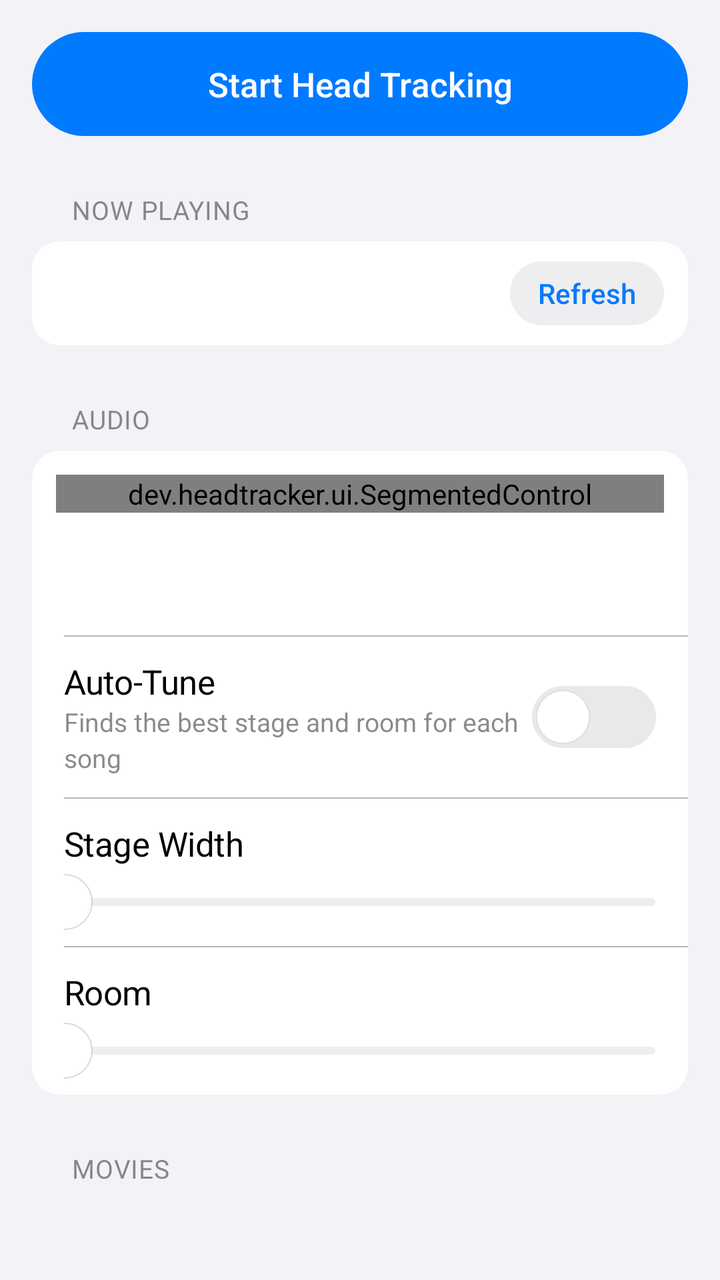
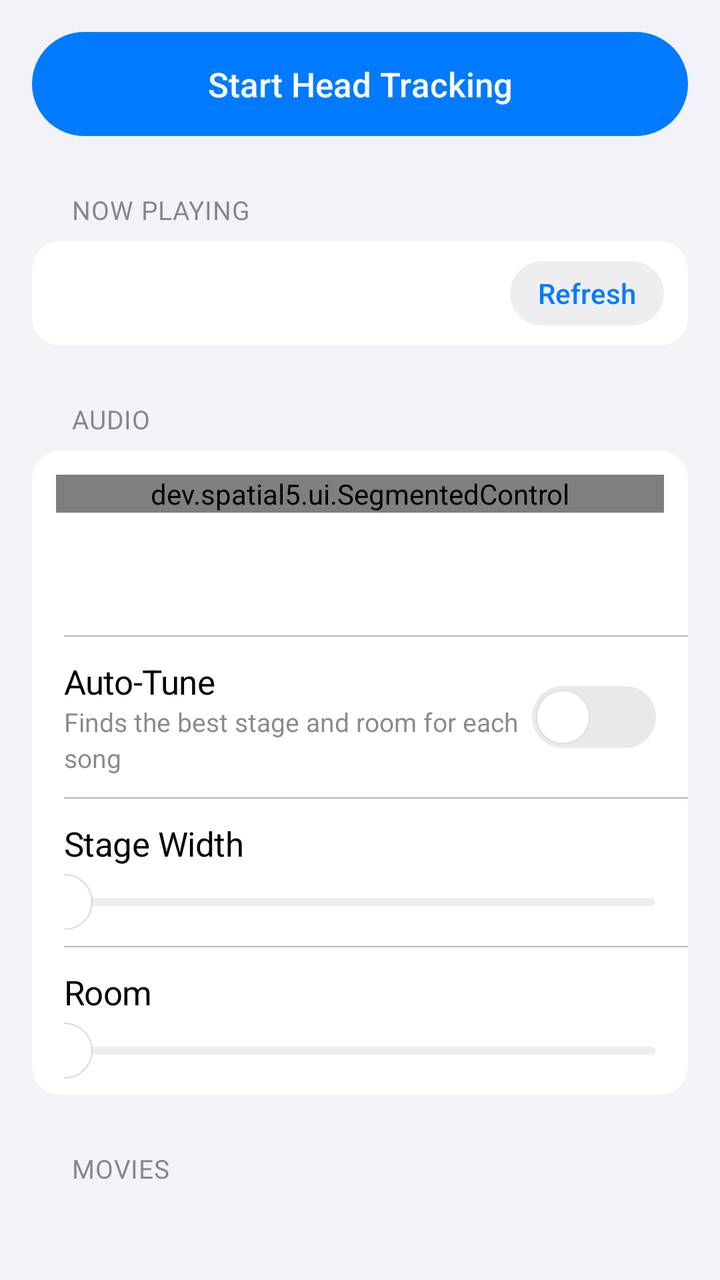

An Android layout rendered at two revisions. The XML below is the earlier revision; the diff shows what the commit changed to produce the second picture.
<!-- AndroidManifest.xml: application theme AppTheme -->
<!-- res/layout/controls.xml -->
<?xml version="1.0" encoding="utf-8"?>
<LinearLayout xmlns:android="http://schemas.android.com/apk/res/android"
    android:id="@+id/controls"
    android:layout_width="match_parent"
    android:layout_height="wrap_content"
    android:orientation="vertical"
    android:paddingTop="16dp"
    android:paddingBottom="40dp">

    <TextView
        android:id="@+id/toggle"
        android:layout_width="match_parent"
        android:layout_height="52dp"
        android:layout_marginStart="16dp"
        android:layout_marginEnd="16dp"
        android:background="@drawable/pill_primary"
        android:gravity="center"
        android:fontFamily="sans-serif-medium"
        android:textColor="#FFFFFF"
        android:textSize="17sp"
        android:focusable="true"
        android:clickable="true"
        android:text="@string/start" />

    <TextView
        android:id="@+id/quit"
        android:layout_width="wrap_content"
        android:layout_height="40dp"
        android:layout_gravity="center_horizontal"
        android:layout_marginTop="4dp"
        android:gravity="center"
        android:paddingStart="16dp"
        android:paddingEnd="16dp"
        android:textColor="@color/label2"
        android:textSize="15sp"
        android:focusable="true"
        android:clickable="true"
        android:visibility="gone"
        android:text="@string/quit" />

    <TextView
        android:id="@+id/enable_immersive"
        android:layout_width="match_parent"
        android:layout_height="44dp"
        android:layout_marginStart="16dp"
        android:layout_marginEnd="16dp"
        android:layout_marginTop="10dp"
        android:background="@drawable/pill_secondary"
        android:gravity="center"
        android:fontFamily="sans-serif-medium"
        android:textColor="@color/accent"
        android:textSize="15sp"
        android:focusable="true"
        android:clickable="true"
        android:visibility="gone"
        android:text="@string/enable_immersive" />

    
    <TextView style="@style/SectionHeader" android:text="@string/sec_playing" android:accessibilityHeading="true" />
    <LinearLayout style="@style/Card">
        <LinearLayout
            android:layout_width="match_parent"
            android:layout_height="wrap_content"
            android:gravity="center_vertical"
            android:orientation="horizontal"
            android:paddingEnd="12dp">
            <TextView
                android:id="@+id/render"
                style="@style/T.Body"
                android:layout_width="0dp"
                android:layout_weight="1"
                android:layout_height="wrap_content"
                android:minHeight="52dp"
                android:gravity="center_vertical"
                android:paddingStart="16dp"
                android:paddingEnd="8dp"
                android:paddingTop="12dp"
                android:paddingBottom="12dp" />
            <TextView
                android:id="@+id/refresh_audio"
                android:layout_width="wrap_content"
                android:layout_height="32dp"
                android:background="@drawable/pill_secondary"
                android:gravity="center"
                android:paddingStart="14dp"
                android:paddingEnd="14dp"
                android:fontFamily="sans-serif-medium"
                android:textColor="@color/accent"
                android:textSize="14sp"
                android:focusable="true"
                android:clickable="true"
                android:text="@string/refresh" />
        </LinearLayout>
        <LinearLayout
            android:id="@+id/apps"
            android:layout_width="match_parent"
            android:layout_height="wrap_content"
            android:orientation="vertical" />
    </LinearLayout>

    
    <TextView style="@style/SectionHeader" android:text="@string/sec_audio" android:accessibilityHeading="true" />
    <LinearLayout style="@style/Card">
        <dev.headtracker.ui.SegmentedControl
            android:id="@+id/audio_mode"
            android:layout_width="match_parent"
            android:layout_height="wrap_content"
            android:layout_marginStart="12dp"
            android:layout_marginEnd="12dp"
            android:layout_marginTop="12dp" />
        <TextView
            android:id="@+id/audio_caption"
            style="@style/T.Footnote"
            android:layout_width="match_parent"
            android:layout_height="wrap_content"
            android:paddingStart="16dp"
            android:paddingEnd="16dp"
            android:paddingTop="10dp"
            android:paddingBottom="4dp" />
        <TextView
            android:id="@+id/dolby_tip"
            style="@style/T.Footnote"
            android:layout_width="match_parent"
            android:layout_height="wrap_content"
            android:paddingStart="16dp"
            android:paddingEnd="16dp"
            android:paddingBottom="12dp"
            android:textColor="@color/accent" />
        <View style="@style/Divider" />
        <LinearLayout android:id="@+id/auto_row" style="@style/Row">
            <LinearLayout android:layout_width="0dp" android:layout_height="wrap_content" android:layout_weight="1" android:orientation="vertical">
                <TextView style="@style/T.Body" android:layout_width="wrap_content" android:layout_height="wrap_content" android:text="@string/auto_tune" />
                <TextView style="@style/T.Subhead" android:layout_width="wrap_content" android:layout_height="wrap_content" android:text="@string/auto_tune_sub" />
            </LinearLayout>
            <Switch android:id="@+id/auto_tune" style="@style/Toggle" />
        </LinearLayout>
        <View style="@style/Divider" />
        <LinearLayout android:id="@+id/width_row" style="@style/Row" android:orientation="vertical" android:paddingBottom="4dp">
            <LinearLayout android:layout_width="match_parent" android:layout_height="wrap_content" android:orientation="horizontal">
                <TextView style="@style/T.Body" android:layout_width="0dp" android:layout_weight="1" android:layout_height="wrap_content" android:text="@string/width" />
                <TextView android:id="@+id/width_value" style="@style/T.Value" android:layout_width="wrap_content" android:layout_height="wrap_content" />
            </LinearLayout>
            <SeekBar android:id="@+id/width" style="@style/Slider" android:layout_marginStart="-14dp" android:layout_marginEnd="-14dp" />
        </LinearLayout>
        <View style="@style/Divider" />
        <LinearLayout android:id="@+id/room_row" style="@style/Row" android:orientation="vertical" android:paddingBottom="4dp">
            <LinearLayout android:layout_width="match_parent" android:layout_height="wrap_content" android:orientation="horizontal">
                <TextView style="@style/T.Body" android:layout_width="0dp" android:layout_weight="1" android:layout_height="wrap_content" android:text="@string/room" />
                <TextView android:id="@+id/room_value" style="@style/T.Value" android:layout_width="wrap_content" android:layout_height="wrap_content" />
            </LinearLayout>
            <SeekBar android:id="@+id/room" style="@style/Slider" android:layout_marginStart="-14dp" android:layout_marginEnd="-14dp" />
        </LinearLayout>
    </LinearLayout>

    
    <TextView style="@style/SectionHeader" android:text="@string/sec_movies" android:accessibilityHeading="true" />
    <LinearLayout style="@style/Card">
        <dev.headtracker.ui.SegmentedControl
            android:id="@+id/movie_mode"
            android:layout_width="match_parent"
            android:layout_height="wrap_content"
            android:layout_marginStart="12dp"
            android:layout_marginEnd="12dp"
            android:layout_marginTop="12dp" />
        <TextView
            android:id="@+id/movie_caption"
            style="@style/T.Footnote"
            android:layout_width="match_parent"
            android:layout_height="wrap_content"
            android:paddingStart="16dp"
            android:paddingEnd="16dp"
            android:paddingTop="10dp"
            android:paddingBottom="12dp" />
    </LinearLayout>

    
    <TextView style="@style/SectionHeader" android:text="@string/sec_tracking" android:accessibilityHeading="true" />
    <LinearLayout style="@style/Card">
        <dev.headtracker.ui.SegmentedControl
            android:id="@+id/track_mode"
            android:layout_width="match_parent"
            android:layout_height="wrap_content"
            android:layout_marginStart="12dp"
            android:layout_marginEnd="12dp"
            android:layout_marginTop="12dp" />
        <TextView
            android:id="@+id/track_caption"
            style="@style/T.Footnote"
            android:layout_width="match_parent"
            android:layout_height="wrap_content"
            android:paddingStart="16dp"
            android:paddingEnd="16dp"
            android:paddingTop="10dp"
            android:paddingBottom="12dp" />
        <View style="@style/Divider" />
        <LinearLayout style="@style/Row">
            <LinearLayout android:layout_width="0dp" android:layout_height="wrap_content" android:layout_weight="1" android:orientation="vertical">
                <TextView style="@style/T.Body" android:layout_width="wrap_content" android:layout_height="wrap_content" android:text="@string/world" />
                <TextView style="@style/T.Subhead" android:layout_width="wrap_content" android:layout_height="wrap_content" android:text="@string/world_sub" />
            </LinearLayout>
            <Switch android:id="@+id/world" style="@style/Toggle" />
        </LinearLayout>
        <View style="@style/Divider" />
        <LinearLayout style="@style/Row">
            <LinearLayout android:layout_width="0dp" android:layout_height="wrap_content" android:layout_weight="1" android:orientation="vertical">
                <TextView style="@style/T.Body" android:layout_width="wrap_content" android:layout_height="wrap_content" android:text="@string/auto_recenter" />
                <TextView style="@style/T.Subhead" android:layout_width="wrap_content" android:layout_height="wrap_content" android:text="@string/auto_recenter_sub" />
            </LinearLayout>
            <Switch android:id="@+id/auto_recenter" style="@style/Toggle" />
        </LinearLayout>
    </LinearLayout>

    
    <LinearLayout
        android:id="@+id/advanced_header"
        android:layout_width="match_parent"
        android:layout_height="wrap_content"
        android:layout_marginTop="28dp"
        android:layout_marginBottom="7dp"
        android:paddingStart="36dp"
        android:paddingEnd="36dp"
        android:minHeight="32dp"
        android:gravity="center_vertical"
        android:orientation="horizontal"
        android:focusable="true"
        android:clickable="true">
        <TextView
            android:layout_width="0dp"
            android:layout_height="wrap_content"
            android:layout_weight="1"
            android:textSize="13sp"
            android:letterSpacing="0.02"
            android:textAllCaps="true"
            android:textColor="@color/label2"
            android:text="@string/sec_advanced" />
        <ImageView
            android:id="@+id/advanced_chevron"
            android:layout_width="14dp"
            android:layout_height="14dp"
            android:src="@drawable/ic_chevron"
            android:importantForAccessibility="no" />
    </LinearLayout>
    <LinearLayout android:id="@+id/advanced_card" style="@style/Card" android:visibility="gone">
        <LinearLayout style="@style/Row" android:orientation="vertical" android:paddingBottom="4dp">
            <LinearLayout android:layout_width="match_parent" android:layout_height="wrap_content" android:orientation="horizontal">
                <TextView style="@style/T.Body" android:layout_width="0dp" android:layout_weight="1" android:layout_height="wrap_content" android:text="@string/smoothness" />
                <TextView android:id="@+id/smoothness_value" style="@style/T.Value" android:layout_width="wrap_content" android:layout_height="wrap_content" />
            </LinearLayout>
            <SeekBar android:id="@+id/smoothness" style="@style/Slider" android:layout_marginStart="-14dp" android:layout_marginEnd="-14dp" />
        </LinearLayout>
        <View style="@style/Divider" />
        <LinearLayout style="@style/Row" android:orientation="vertical" android:paddingBottom="4dp">
            <LinearLayout android:layout_width="match_parent" android:layout_height="wrap_content" android:orientation="horizontal">
                <TextView style="@style/T.Body" android:layout_width="0dp" android:layout_weight="1" android:layout_height="wrap_content" android:text="@string/strength" />
                <TextView android:id="@+id/strength_value" style="@style/T.Value" android:layout_width="wrap_content" android:layout_height="wrap_content" />
            </LinearLayout>
            <SeekBar android:id="@+id/strength" style="@style/Slider" android:layout_marginStart="-14dp" android:layout_marginEnd="-14dp" />
        </LinearLayout>
        <View style="@style/Divider" />
        <LinearLayout style="@style/Row">
            <TextView style="@style/T.Body" android:layout_width="0dp" android:layout_weight="1" android:layout_height="wrap_content" android:text="@string/invert" />
            <Switch android:id="@+id/invert" style="@style/Toggle" />
        </LinearLayout>
        <View style="@style/Divider" />
        <LinearLayout style="@style/Row">
            <TextView style="@style/T.Body" android:layout_width="0dp" android:layout_weight="1" android:layout_height="wrap_content" android:text="@string/pause_screen_off" />
            <Switch android:id="@+id/pause_screen" style="@style/Toggle" />
        </LinearLayout>
        <View style="@style/Divider" />
        <LinearLayout style="@style/Row" android:orientation="vertical">
            <LinearLayout android:layout_width="match_parent" android:layout_height="wrap_content" android:gravity="center_vertical" android:orientation="horizontal">
                <TextView style="@style/T.Body" android:layout_width="0dp" android:layout_weight="1" android:layout_height="wrap_content" android:text="@string/diagnostics" />
                <TextView
                    android:id="@+id/diag_copy"
                    android:layout_width="wrap_content"
                    android:layout_height="32dp"
                    android:background="@drawable/pill_secondary"
                    android:gravity="center"
                    android:paddingStart="14dp"
                    android:paddingEnd="14dp"
                    android:fontFamily="sans-serif-medium"
                    android:textColor="@color/accent"
                    android:textSize="14sp"
                    android:focusable="true"
                    android:clickable="true"
                    android:text="@string/copy" />
            </LinearLayout>
            <TextView
                android:id="@+id/diag"
                android:layout_width="match_parent"
                android:layout_height="wrap_content"
                android:layout_marginTop="8dp"
                android:fontFamily="monospace"
                android:textSize="11sp"
                android:lineSpacingMultiplier="1.15"
                android:textColor="@color/label2"
                android:textIsSelectable="true" />
        </LinearLayout>
    </LinearLayout>

    <TextView style="@style/SectionFooter" android:layout_marginTop="24dp" android:text="@string/help" />
</LinearLayout>
<!-- resources referenced by this layout -->
<resources>
  <color name="accent">#007AFF</color>
  <color name="label2">#993C3C43</color>
  <!-- drawable pill_primary (drawable) -->
  <shape xmlns:android="http://schemas.android.com/apk/res/android">
      <solid android:color="@color/accent" />
      <corners android:radius="100dp" />
  </shape>
  <!-- drawable pill_secondary (drawable) -->
  <shape xmlns:android="http://schemas.android.com/apk/res/android">
      <solid android:color="@color/fill" />
      <corners android:radius="100dp" />
  </shape>
  <string name="auto_recenter">Auto-Recenter</string>
  <string name="auto_recenter_sub">Scene slowly follows you to a new direction</string>
  <string name="auto_tune">Auto-Tune</string>
  <string name="auto_tune_sub">Finds the best stage and room for each song</string>
  <string name="copy">Copy</string>
  <string name="diagnostics">Diagnostics</string>
  <string name="enable_immersive">Allow Audio Capture for Immersive 3D</string>
  <string name="help">When Android asks to share your screen, choose \"Entire screen\": only audio is used, and nothing is recorded or leaves your phone.\n\nHRTF data: MIT Media Lab KEMAR (Gardner &amp; Martin). Head model: \"Lee Perry-Smith\" scan by Infinite Realities, CC BY 3.0.</string>
  <string name="invert">Invert Direction</string>
  <string name="pause_screen_off">Pause Camera When Screen Is Off</string>
  <string name="quit">Turn Off</string>
  <string name="refresh">Refresh</string>
  <string name="room">Room</string>
  <string name="sec_advanced">Advanced</string>
  <string name="sec_audio">Audio</string>
  <string name="sec_movies">Movies</string>
  <string name="sec_playing">Now Playing</string>
  <string name="sec_tracking">Head Tracking</string>
  <string name="smoothness">Smoothness</string>
  <string name="start">Start Head Tracking</string>
  <string name="strength">Standard Mode Intensity</string>
  <string name="width">Stage Width</string>
  <string name="world">Lock to Room</string>
  <string name="world_sub">Sound stays put even when the phone moves</string>
  <style name="Divider">
          <item name="android:layout_width">match_parent</item>
          <item name="android:layout_height">0.5dp</item>
          <item name="android:layout_marginStart">16dp</item>
          <item name="android:background">@color/separator</item>
      </style>
  <style name="T.Body">
          <item name="android:textSize">17sp</item>
          <item name="android:letterSpacing">-0.01</item>
          <item name="android:textColor">@color/label</item>
      </style>
  <style name="T.Footnote">
          <item name="android:textSize">13sp</item>
          <item name="android:lineSpacingMultiplier">1.2</item>
          <item name="android:textColor">@color/label2</item>
      </style>
  <style name="T.Subhead">
          <item name="android:textSize">13sp</item>
          <item name="android:lineSpacingMultiplier">1.15</item>
          <item name="android:textColor">@color/label2</item>
      </style>
  <style name="T.Value">
          <item name="android:textSize">15sp</item>
          <item name="android:textColor">@color/label2</item>
          <item name="android:fontFeatureSettings">tnum</item>
      </style>
  <color name="label3">#4D3C3C43</color>
  <color name="fill">#1F767680</color>
  <!-- drawable card (drawable) -->
  <shape xmlns:android="http://schemas.android.com/apk/res/android">
      <solid android:color="@color/card" />
      <corners android:radius="14dp" />
  </shape>
  <color name="separator">#5C3C3C43</color>
  <!-- drawable slider_thumb (drawable) -->
  <shape xmlns:android="http://schemas.android.com/apk/res/android" android:shape="oval">
      <solid android:color="#FFFFFF" />
      <stroke android:width="0.5dp" android:color="#26000000" />
      <size android:width="28dp" android:height="28dp" />
  </shape>
  <color name="label">#000000</color>
  <color name="bg">#F2F2F7</color>
  <color name="card">#FFFFFF</color>
  <color name="thumb_stroke">#14000000</color>
  <color name="green">#34C759</color>
  <color name="switch_off">#E9E9EB</color>
  <!-- unchanged entries left out for length: 11 -->
</resources>

<!-- the commit's change to res/layout/controls.xml (unified diff, before → after) -->
@@ -101,7 +101,7 @@
     
     <TextView style="@style/SectionHeader" android:text="@string/sec_audio" android:accessibilityHeading="true" />
     <LinearLayout style="@style/Card">
-        <dev.headtracker.ui.SegmentedControl
+        <dev.spatial5.ui.SegmentedControl
             android:id="@+id/audio_mode"
             android:layout_width="match_parent"
             android:layout_height="wrap_content"
@@ -155,7 +155,7 @@
     
     <TextView style="@style/SectionHeader" android:text="@string/sec_movies" android:accessibilityHeading="true" />
     <LinearLayout style="@style/Card">
-        <dev.headtracker.ui.SegmentedControl
+        <dev.spatial5.ui.SegmentedControl
             android:id="@+id/movie_mode"
             android:layout_width="match_parent"
             android:layout_height="wrap_content"
@@ -176,7 +176,7 @@
     
     <TextView style="@style/SectionHeader" android:text="@string/sec_tracking" android:accessibilityHeading="true" />
     <LinearLayout style="@style/Card">
-        <dev.headtracker.ui.SegmentedControl
+        <dev.spatial5.ui.SegmentedControl
             android:id="@+id/track_mode"
             android:layout_width="match_parent"
             android:layout_height="wrap_content"
